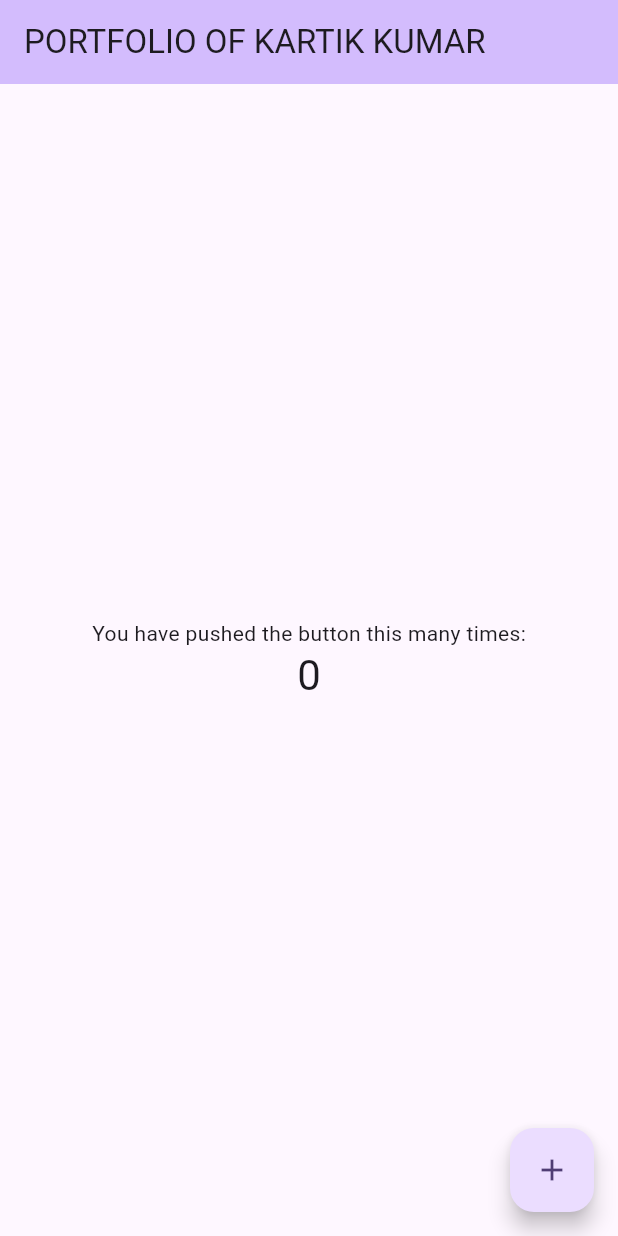
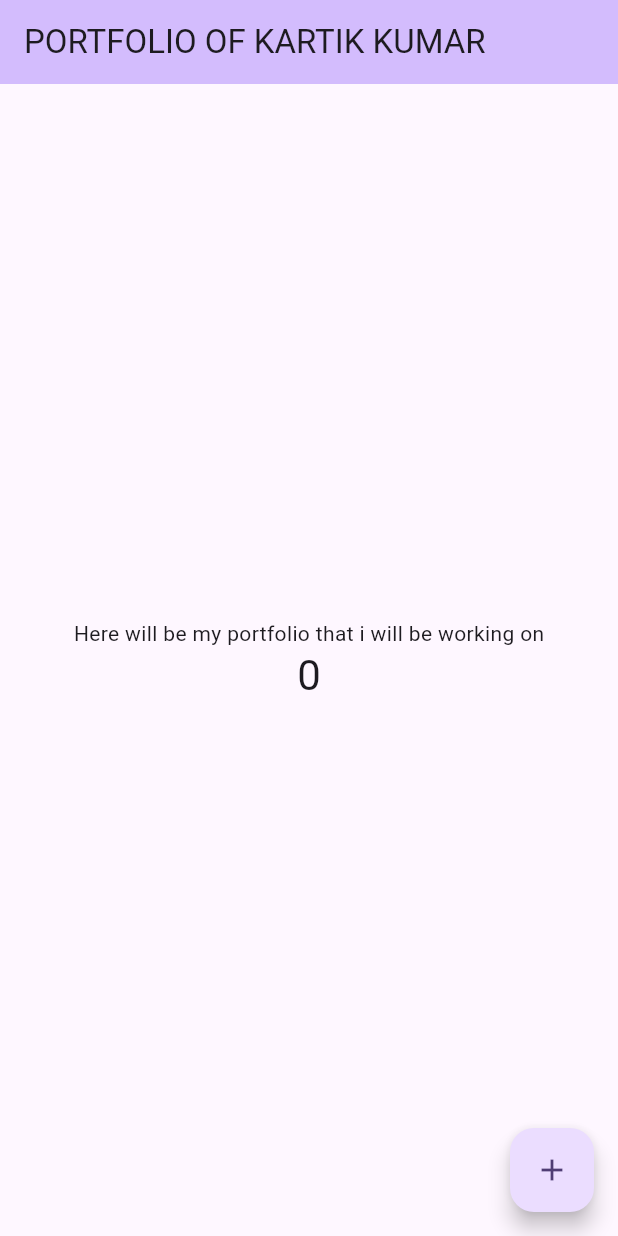
Before and after one commit to KartikCodebuster/Portfolio, a Flutter app: the screen it shows after launch, on a phone screen of 412 x 824 dp. Run offline on Flutter 3.47's test engine with Material 2 defaults, Android fonts, the phone set to English and light mode, and no system bars.

Commit message:
second change i n app

```diff
--- a/lib/main.dart
+++ b/lib/main.dart
@@ -106,7 +106,7 @@ class _MyHomePageState extends State<MyHomePage> {
           mainAxisAlignment: MainAxisAlignment.center,
           children: <Widget>[
             const Text(
-              'You have pushed the button this many times:',
+              'Here will be my portfolio that i will be working on',
             ),
             Text(
               '$_counter',
```
